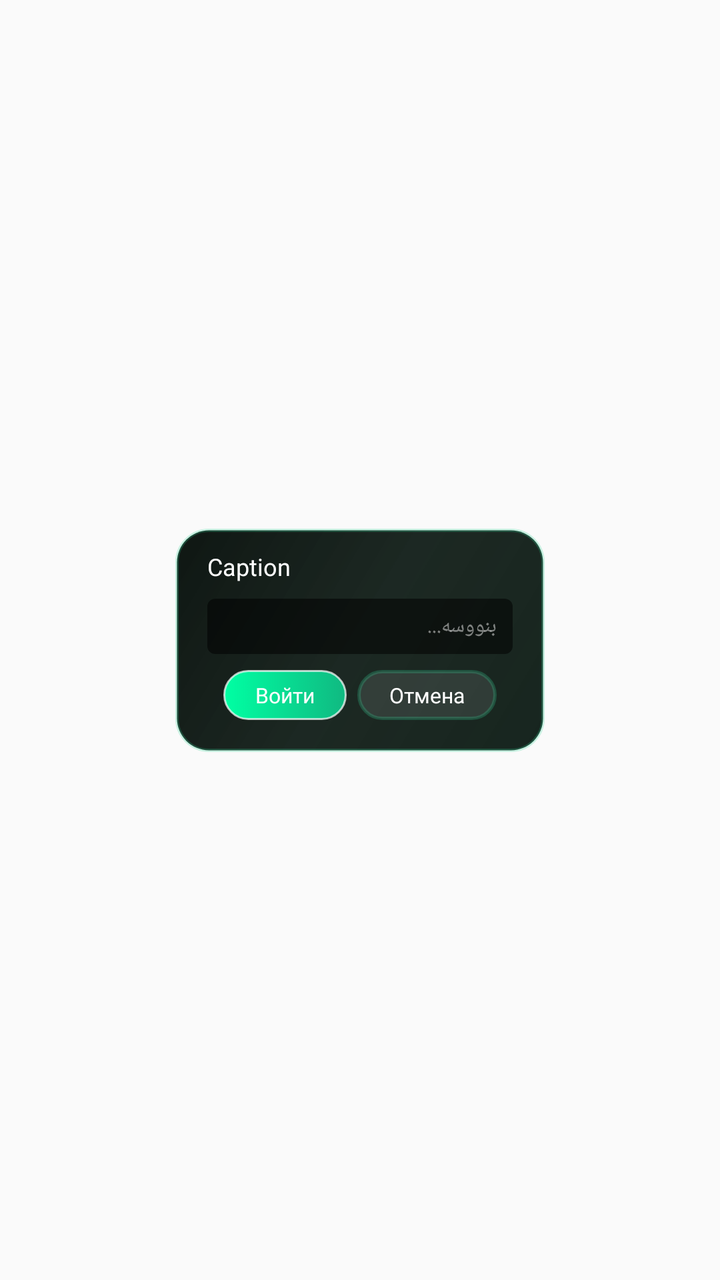
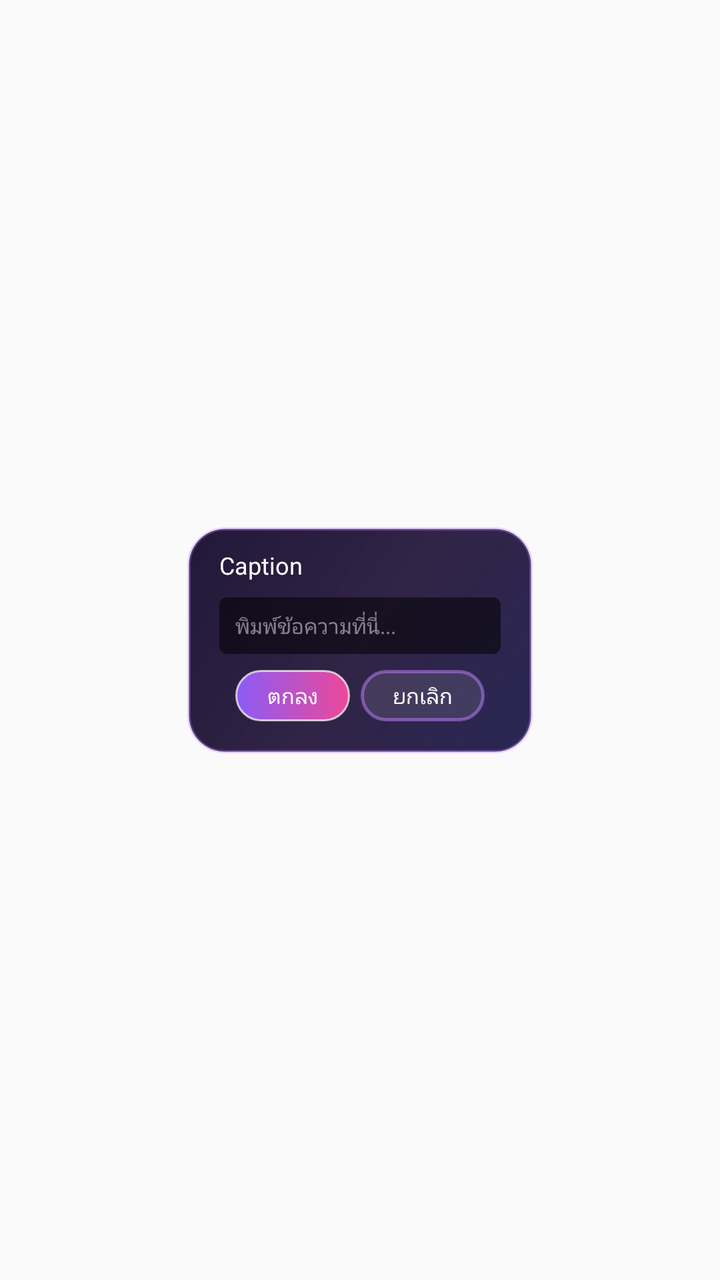

Screens rendered from an Android XML layout before and after an edit, with the pre-edit source and the edit as a unified diff.
<!-- AndroidManifest.xml: application theme Theme.AppCompat.Light.NoActionBar -->
<!-- res/layout/dialog.xml -->
<?xml version="1.0" encoding="utf-8"?>
<androidx.constraintlayout.widget.ConstraintLayout
	android:layout_width="match_parent"
	android:layout_height="match_parent"
	xmlns:android="http://schemas.android.com/apk/res/android"
	xmlns:app="http://schemas.android.com/apk/res-auto">

	<androidx.constraintlayout.widget.ConstraintLayout android:id="@+id/dialog"
		android:layout_width="wrap_content"
		android:layout_height="wrap_content"
		android:layout_gravity="center"
		android:background="@drawable/background_window_red"
		android:visibility="visible"
		app:layout_constraintBottom_toBottomOf="parent"
		app:layout_constraintEnd_toEndOf="parent"
		app:layout_constraintStart_toStartOf="parent"
		app:layout_constraintTop_toTopOf="parent">

			<androidx.constraintlayout.widget.ConstraintLayout
				android:id="@+id/dialog_body"
				android:layout_width="wrap_content"
				android:layout_height="wrap_content"
				android:layout_marginStart="48.0px"
				android:layout_marginTop="32.0px"
				android:layout_marginEnd="48.0px"
				android:layout_marginBottom="48.0px"
				android:visibility="visible"
				app:layout_constraintBottom_toBottomOf="parent"
				app:layout_constraintEnd_toEndOf="parent"
				app:layout_constraintHeight_max="800.0px"
				app:layout_constraintStart_toStartOf="parent"
				app:layout_constraintTop_toTopOf="parent">

				<TextView
					android:id="@+id/dialog_caption"
					android:layout_width="wrap_content"
					android:layout_height="wrap_content"
					android:lines="1"
					android:maxLines="1"
					android:singleLine="true"
					android:text="Caption"
					android:textColor="#ffffffff"
					android:fontFamily="@font/montserrat_bold"
					android:textSize="36.0px"
					app:layout_constraintStart_toStartOf="parent"
					app:layout_constraintTop_toTopOf="parent" />

				<ScrollView
					android:id="@+id/dialog_text_layout"
					android:layout_width="wrap_content"
					android:layout_height="wrap_content"
					android:layout_marginTop="24.0px"
					android:layout_marginBottom="24.0px"
					android:scrollbars="none"
					android:visibility="gone"
					app:layout_constraintBottom_toTopOf="@+id/dialog_buttons"
					app:layout_constraintHeight_max="632.0px"
					app:layout_constraintStart_toStartOf="parent"
					app:layout_constraintTop_toBottomOf="@+id/dialog_caption"
					app:layout_constraintVertical_bias="0.0">

					<LinearLayout
						android:layout_width="fill_parent"
						android:layout_height="wrap_content"
						android:orientation="vertical">

						<TextView
							android:id="@+id/dialog_text"
							android:layout_width="wrap_content"
							android:layout_height="wrap_content"
							android:fontFamily="@font/muller_medium"
							android:text="Text\nText\nText\nText\nText\nText\nText\nText\nText\nText\nText\nText\nText\nText\nText\nText\nText\nText\nText\nText\nText\nText\nText\nText\nText\nText\nText\nText\nText\nText\nText\nText\nText\nText\nText"
							android:textColor="#ffffffff"
							android:textSize="28.0px"
							app:layout_constraintStart_toStartOf="parent"
							app:layout_constraintTop_toTopOf="parent" />

					</LinearLayout>

				</ScrollView>

				<androidx.constraintlayout.widget.ConstraintLayout
					android:id="@+id/dialog_input_layout"
					android:layout_width="0.0dip"
					android:layout_height="wrap_content"
					android:layout_marginTop="24.0px"
					android:layout_marginBottom="24.0px"
					android:background="@drawable/background_br_input"
					android:visibility="visible"
					app:layout_constraintBottom_toTopOf="@+id/dialog_buttons"
					app:layout_constraintEnd_toEndOf="parent"
					app:layout_constraintHorizontal_bias="0.0"
					app:layout_constraintStart_toStartOf="parent"
					app:layout_constraintTop_toBottomOf="@+id/dialog_text_layout">

					<EditText
						android:id="@+id/dialog_input"
						android:layout_width="0.0dip"
						android:layout_height="wrap_content"
						android:background="@android:color/transparent"
						android:fontFamily="@font/muller_regular"
						android:hint="بنووسە..."
						android:imeOptions="flagNoExtractUi"
						android:inputType="textShortMessage"
						android:lines="1"
						android:maxLines="1"
						android:paddingStart="24.0px"
						android:paddingTop="20.0px"
						android:paddingEnd="24.0px"
						android:paddingBottom="20.0px"
						android:singleLine="true"
						android:textColor="#ffffffff"
						android:textColorHint="#7affffff"
						android:textSize="32.0px"
						app:layout_constraintBottom_toBottomOf="parent"
						app:layout_constraintEnd_toEndOf="parent"
						app:layout_constraintStart_toStartOf="parent"
						app:layout_constraintTop_toTopOf="parent" />

				</androidx.constraintlayout.widget.ConstraintLayout>

				<androidx.constraintlayout.widget.ConstraintLayout
					android:id="@+id/dialog_list_layout"
					android:layout_width="wrap_content"
					android:layout_height="wrap_content"
					android:layout_marginTop="24.0px"
					android:layout_marginBottom="24.0px"
					android:visibility="gone"
					app:layout_constraintBottom_toTopOf="@+id/dialog_buttons"
					app:layout_constraintEnd_toEndOf="parent"
					app:layout_constraintHeight_max="632.0px"
					app:layout_constraintHeight_min="632.0px"
					app:layout_constraintStart_toStartOf="parent"
					app:layout_constraintTop_toBottomOf="@+id/dialog_caption">

					<androidx.constraintlayout.widget.ConstraintLayout
						android:id="@+id/dialog_tablist_row"
						android:layout_width="wrap_content"
						android:layout_height="wrap_content"
						android:paddingStart="32.0px"
						android:paddingEnd="64.0px"
						android:paddingBottom="12.0px"
						android:visibility="visible"
						app:layout_constraintStart_toStartOf="parent"
						app:layout_constraintTop_toTopOf="parent">

						<TextView
							android:id="@+id/dialog_field1"
							android:layout_width="wrap_content"
							android:layout_height="wrap_content"
							android:fontFamily="@font/roboto_medium"
							android:lines="1"
							android:maxLines="1"
							android:paddingEnd="20.0px"
							android:singleLine="true"
							android:text="Field1"
							android:textColor="@color/white"
							android:textSize="32.0px"
							app:layout_constraintStart_toStartOf="parent"
							app:layout_constraintTop_toTopOf="parent" />

						<TextView
							android:id="@+id/dialog_field2"
							android:layout_width="wrap_content"
							android:layout_height="wrap_content"
							android:fontFamily="@font/roboto_medium"
							android:lines="1"
							android:maxLines="1"
							android:paddingEnd="20.0px"
							android:singleLine="true"
							android:text="Field2"
							android:textColor="@color/white"
							android:textSize="32.0px"
							app:layout_constraintStart_toEndOf="@+id/dialog_field1"
							app:layout_constraintTop_toTopOf="parent" />

						<TextView
							android:id="@+id/dialog_field3"
							android:layout_width="wrap_content"
							android:layout_height="wrap_content"
							android:fontFamily="@font/roboto_medium"
							android:lines="1"
							android:maxLines="1"
							android:paddingEnd="20.0px"
							android:singleLine="true"
							android:text="Field2"
							android:textColor="@color/white"
							android:textSize="32.0px"
							app:layout_constraintStart_toEndOf="@+id/dialog_field2"
							app:layout_constraintTop_toTopOf="parent" />

						<TextView
							android:id="@+id/dialog_field4"
							android:layout_width="wrap_content"
							android:layout_height="wrap_content"
							android:fontFamily="@font/roboto_medium"
							android:lines="1"
							android:maxLines="1"
							android:paddingEnd="20.0px"
							android:singleLine="true"
							android:text="Field4"
							android:textColor="@color/white"
							android:textSize="32.0px"
							app:layout_constraintStart_toEndOf="@+id/dialog_field3"
							app:layout_constraintTop_toTopOf="parent" />

					</androidx.constraintlayout.widget.ConstraintLayout>

					<androidx.constraintlayout.widget.ConstraintLayout
						android:id="@+id/dialog_list"
						android:layout_width="wrap_content"
						android:layout_height="0.0dip"
						android:background="@drawable/ic_dialog_list_bg"
						app:layout_constraintBottom_toBottomOf="parent"
						app:layout_constraintEnd_toEndOf="parent"
						app:layout_constraintStart_toStartOf="parent"
						app:layout_constraintTop_toBottomOf="@+id/dialog_tablist_row">

						<com.kurdish.roleplay.launcher.util.CustomRecyclerView
							android:id="@+id/dialog_list_recycler"
							android:layout_width="0dp"
							android:layout_height="0dp"
							android:layout_marginStart="16.0px"
							android:layout_marginTop="16.0px"
							android:layout_marginEnd="16.0px"
							android:layout_marginBottom="16.0px"
							android:fadeScrollbars="false"
							android:scrollbarAlwaysDrawVerticalTrack="true"
							android:scrollbarSize="32.0px"
							android:scrollbarThumbVertical="@drawable/ic_dialog_scrollbar_thumb"
							android:scrollbarTrackVertical="@drawable/ic_dialog_scrollbar_track"
							android:scrollbars="vertical"
							android:verticalScrollbarPosition="right"
							android:visibility="visible"
							app:layout_constraintBottom_toBottomOf="parent"
							app:layout_constraintEnd_toEndOf="parent"
							app:layout_constraintStart_toStartOf="parent"
							app:layout_constraintTop_toTopOf="parent" />

					</androidx.constraintlayout.widget.ConstraintLayout>

				</androidx.constraintlayout.widget.ConstraintLayout>

				<androidx.constraintlayout.widget.ConstraintLayout
					android:id="@+id/dialog_buttons"
					android:layout_width="wrap_content"
					android:layout_height="wrap_content"
					android:layout_marginStart="24.0px"
					android:layout_marginTop="24.0px"
					android:layout_marginEnd="24.0px"
					android:visibility="visible"
					app:layout_constraintBottom_toBottomOf="parent"
					app:layout_constraintEnd_toEndOf="parent"
					app:layout_constraintStart_toStartOf="parent"
					app:layout_constraintTop_toBottomOf="@+id/dialog_caption"
					app:layout_constraintVertical_bias="1.0">

					<androidx.constraintlayout.widget.ConstraintLayout
						android:id="@+id/button_positive"
						android:layout_width="wrap_content"
						android:layout_height="wrap_content"
						android:background="@drawable/button_br_red"
						app:layout_constraintBottom_toBottomOf="parent"
						app:layout_constraintStart_toStartOf="parent"
						app:layout_constraintTop_toTopOf="parent">

						<TextView
							android:id="@+id/button_positive_text"
							android:layout_width="wrap_content"
							android:layout_height="wrap_content"
							android:layout_marginStart="48.0px"
							android:layout_marginTop="16.0px"
							android:layout_marginEnd="48.0px"
							android:layout_marginBottom="16.0px"
							android:fontFamily="@font/muller_bold"
							android:lines="1"
							android:maxLines="1"
							android:singleLine="true"
							android:text="Войти"
							android:textColor="#ffffffff"
							android:textSize="32.0px"
							app:layout_constraintBottom_toBottomOf="parent"
							app:layout_constraintEnd_toEndOf="parent"
							app:layout_constraintStart_toStartOf="parent"
							app:layout_constraintTop_toTopOf="parent" />

					</androidx.constraintlayout.widget.ConstraintLayout>

					<androidx.constraintlayout.widget.ConstraintLayout
						android:id="@+id/button_negative"
						android:layout_width="wrap_content"
						android:layout_height="wrap_content"
						android:layout_marginStart="16.0px"
						android:background="@drawable/button_br_red_unfilled"
						android:visibility="visible"
						app:layout_constraintBottom_toBottomOf="parent"
						app:layout_constraintEnd_toEndOf="parent"
						app:layout_constraintStart_toEndOf="@+id/button_positive"
						app:layout_constraintTop_toTopOf="parent">

						<TextView
							android:id="@+id/button_negative_text"
							android:layout_width="wrap_content"
							android:layout_height="wrap_content"
							android:layout_marginStart="48.0px"
							android:layout_marginTop="16.0px"
							android:layout_marginEnd="48.0px"
							android:layout_marginBottom="16.0px"
							android:fontFamily="@font/muller_bold"
							android:lines="1"
							android:maxLines="1"
							android:singleLine="true"
							android:text="Отмена"
							android:textColor="#ffffffff"
							android:textSize="32.0px"
							app:layout_constraintBottom_toBottomOf="parent"
							app:layout_constraintEnd_toEndOf="parent"
							app:layout_constraintStart_toStartOf="parent"
							app:layout_constraintTop_toTopOf="parent" />

					</androidx.constraintlayout.widget.ConstraintLayout>

				</androidx.constraintlayout.widget.ConstraintLayout>

			</androidx.constraintlayout.widget.ConstraintLayout>
	</androidx.constraintlayout.widget.ConstraintLayout>
</androidx.constraintlayout.widget.ConstraintLayout>
<!-- resources referenced by this layout -->
<resources>
  <color name="white">#ffffffff</color>
  <!-- drawable background_br_input (drawable) -->
  <?xml version="1.0" encoding="utf-8"?>
  <layer-list xmlns:android="http://schemas.android.com/apk/res/android">
      <item android:state_pressed="false">
          <shape android:shape="rectangle">
              <solid android:color="#88000000"/>
              <corners android:radius="4dp"/>
          </shape>
      </item>
  </layer-list>
  <!-- drawable background_window_red (drawable) -->
  <?xml version="1.0" encoding="utf-8"?>
  <inset xmlns:android="http://schemas.android.com/apk/res/android"
      android:insetLeft="0dp"
      android:insetRight="0dp"
      android:insetTop="0dp"
      android:insetBottom="0dp">
      <shape android:shape="rectangle">
          <gradient
              android:startColor="#F0091811"
              android:centerColor="#EA08150F"
              android:endColor="#F5050D09"
              android:angle="135" />
          <stroke
              android:width="1.5dp"
              android:color="#4034D399" />
          <corners android:radius="16dp" />
      </shape>
  </inset>
  <!-- drawable button_br_red (drawable) -->
  <?xml version="1.0" encoding="utf-8"?>
  <selector xmlns:android="http://schemas.android.com/apk/res/android">
      <item android:state_pressed="true">
          <shape android:shape="rectangle">
              <corners android:radius="20dp"/>
              <gradient
                  android:startColor="#059669"
                  android:endColor="#047857"
                  android:angle="0"/>
              <stroke android:width="1dp" android:color="#80FFFFFF"/>
          </shape>
      </item>
      <item>
          <shape android:shape="rectangle">
              <corners android:radius="20dp"/>
              <gradient
                  android:startColor="#00FFA3"
                  android:endColor="#10B981"
                  android:angle="0"/>
              <stroke android:width="1dp" android:color="#B3FFFFFF"/>
          </shape>
      </item>
  </selector>
  <!-- drawable button_br_red_unfilled (drawable) -->
  <?xml version="1.0" encoding="utf-8"?>
  <selector xmlns:android="http://schemas.android.com/apk/res/android">
      <item android:state_pressed="true">
          <shape android:shape="rectangle">
              <corners android:radius="20dp"/>
              <solid android:color="#33FFFFFF"/>
              <stroke android:width="1.5dp" android:color="#8034D399"/>
          </shape>
      </item>
      <item>
          <shape android:shape="rectangle">
              <corners android:radius="20dp"/>
              <solid android:color="#1AFFFFFF"/>
              <stroke android:width="1.5dp" android:color="#4034D399"/>
          </shape>
      </item>
  </selector>
  <!-- drawable ic_dialog_list_bg (drawable) -->
  <?xml version="1.0" encoding="utf-8"?>
  <shape android:shape="rectangle" android:useLevel="false"
    xmlns:android="http://schemas.android.com/apk/res/android">
      <solid android:color="#b2000000" />
      <corners android:radius="4.0dip" />
  </shape>
  <!-- drawable ic_dialog_scrollbar_thumb (drawable) -->
  <?xml version="1.0" encoding="utf-8"?>
  <shape
      xmlns:android="http://schemas.android.com/apk/res/android"
      xmlns:app="http://schemas.android.com/apk/res-auto"
      xmlns:aapt="http://schemas.android.com/aapt">
  
      <gradient
          android:startColor="#F60000"
          android:endColor="#FD0000"
          android:angle="135"
          android:type="linear"/>
  
      <corners
          android:radius="@dimen/_100sdp"/>
  
  </shape>
  <!-- drawable ic_dialog_scrollbar_track (drawable) -->
  <?xml version="1.0" encoding="utf-8"?>
  <shape xmlns:android="http://schemas.android.com/apk/res/android" xmlns:app="http://schemas.android.com/apk/res-auto" xmlns:aapt="http://schemas.android.com/aapt">
      <solid android:color="#4D9B0000"/>
      <corners android:radius="@dimen/_100sdp"/>
  </shape>
</resources>

<!-- the commit's change to res/layout/dialog.xml (unified diff, before → after) -->
@@ -99,7 +99,7 @@
 						android:layout_height="wrap_content"
 						android:background="@android:color/transparent"
 						android:fontFamily="@font/muller_regular"
-						android:hint="بنووسە..."
+						android:hint="พิมพ์ข้อความที่นี่..."
 						android:imeOptions="flagNoExtractUi"
 						android:inputType="textShortMessage"
 						android:lines="1"
@@ -276,7 +276,7 @@
 							android:lines="1"
 							android:maxLines="1"
 							android:singleLine="true"
-							android:text="Войти"
+							android:text="ตกลง"
 							android:textColor="#ffffffff"
 							android:textSize="32.0px"
 							app:layout_constraintBottom_toBottomOf="parent"
@@ -310,7 +310,7 @@
 							android:lines="1"
 							android:maxLines="1"
 							android:singleLine="true"
-							android:text="Отмена"
+							android:text="ยกเลิก"
 							android:textColor="#ffffffff"
 							android:textSize="32.0px"
 							app:layout_constraintBottom_toBottomOf="parent"
<!-- resource entries referenced after the edit -->
@@ -20,14 +20,14 @@
       android:insetBottom="0dp">
       <shape android:shape="rectangle">
           <gradient
-              android:startColor="#F0091811"
-              android:centerColor="#EA08150F"
-              android:endColor="#F5050D09"
+              android:startColor="#F21E1B4B"
+              android:centerColor="#EA1E1035"
+              android:endColor="#F5180E2E"
               android:angle="135" />
           <stroke
               android:width="1.5dp"
-              android:color="#4034D399" />
-          <corners android:radius="16dp" />
+              android:color="#50C084FC" />
+          <corners android:radius="18dp" />
       </shape>
   </inset>
   <!-- drawable button_br_red (drawable) -->
@@ -35,20 +35,20 @@
   <selector xmlns:android="http://schemas.android.com/apk/res/android">
       <item android:state_pressed="true">
           <shape android:shape="rectangle">
-              <corners android:radius="20dp"/>
+              <corners android:radius="16dp"/>
               <gradient
-                  android:startColor="#059669"
-                  android:endColor="#047857"
+                  android:startColor="#7C3AED"
+                  android:endColor="#DB2777"
                   android:angle="0"/>
-              <stroke android:width="1dp" android:color="#80FFFFFF"/>
+              <stroke android:width="1dp" android:color="#FFFFFF"/>
           </shape>
       </item>
       <item>
           <shape android:shape="rectangle">
-              <corners android:radius="20dp"/>
+              <corners android:radius="16dp"/>
               <gradient
-                  android:startColor="#00FFA3"
-                  android:endColor="#10B981"
+                  android:startColor="#8B5CF6"
+                  android:endColor="#EC4899"
                   android:angle="0"/>
               <stroke android:width="1dp" android:color="#B3FFFFFF"/>
           </shape>
@@ -59,16 +59,16 @@
   <selector xmlns:android="http://schemas.android.com/apk/res/android">
       <item android:state_pressed="true">
           <shape android:shape="rectangle">
-              <corners android:radius="20dp"/>
+              <corners android:radius="16dp"/>
               <solid android:color="#33FFFFFF"/>
-              <stroke android:width="1.5dp" android:color="#8034D399"/>
+              <stroke android:width="1.5dp" android:color="#A855F7"/>
           </shape>
       </item>
       <item>
           <shape android:shape="rectangle">
-              <corners android:radius="20dp"/>
+              <corners android:radius="16dp"/>
               <solid android:color="#1AFFFFFF"/>
-              <stroke android:width="1.5dp" android:color="#4034D399"/>
+              <stroke android:width="1.5dp" android:color="#80C084FC"/>
           </shape>
       </item>
   </selector>
